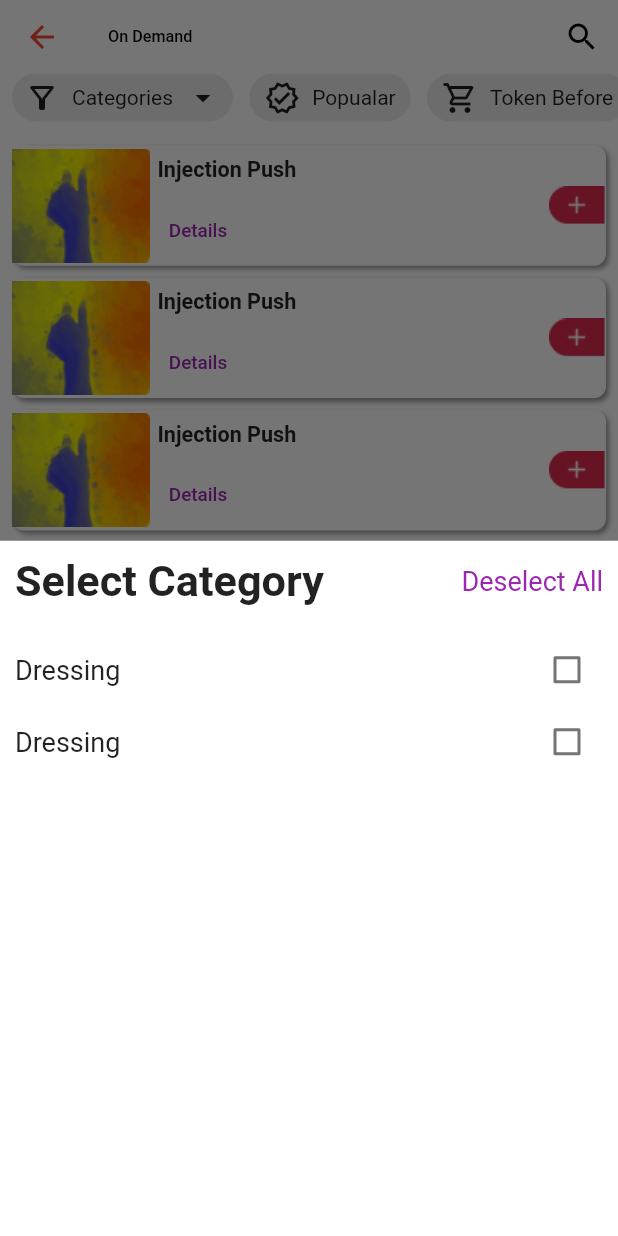
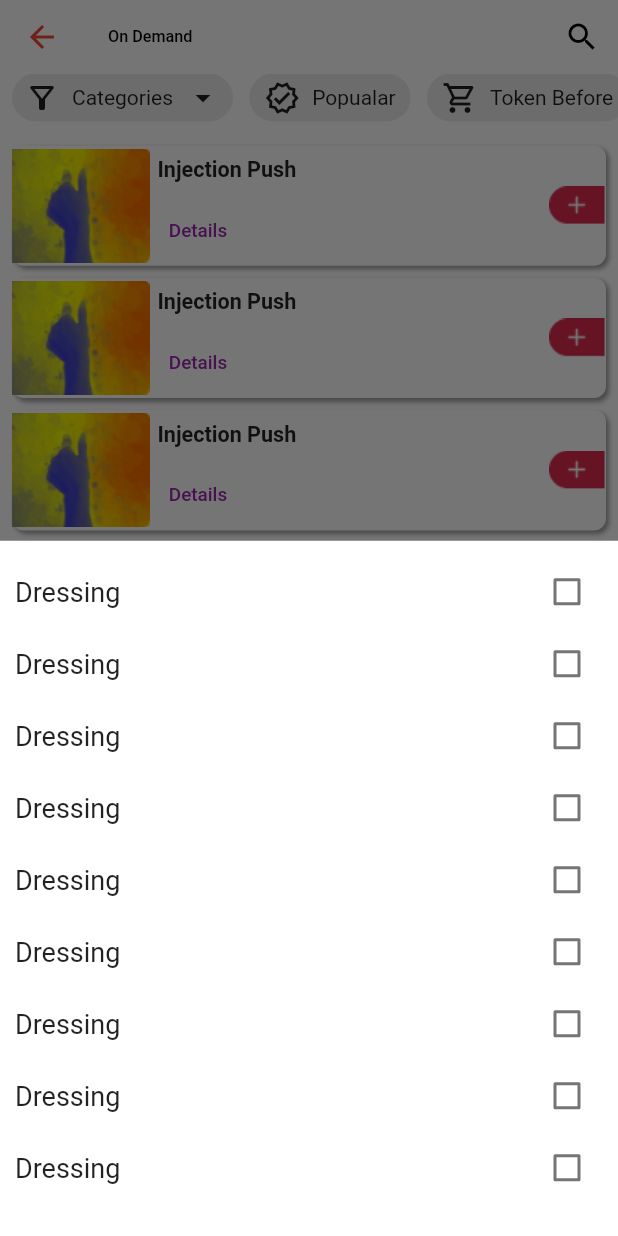
Before and after one commit to spontbd/Take_Care_User, a Flutter app: the screen it shows after launch, after a tap on "Categories", on a phone screen of 412 x 824 dp. Run offline on Flutter 3.47's test engine with Material 2 defaults, Android fonts, the phone set to English and light mode, and no system bars; our stand-ins replace buttons_tabbar, firebase_core, firebase_messaging, flutter_local_notifications, flutter_spinkit, fluttertoast and 5 more; missing offline and left inert: cupertino_radio_choice, firebase_core_web, firebase_messaging_web, flutter_device_type, image_picker_for_web, shared_preferences_web; accounts and stored records are empty.

Commit message:
listView

```diff
--- a/lib/pages/On Demand/on_demand_page.dart
+++ b/lib/pages/On Demand/on_demand_page.dart
@@ -857,19 +857,20 @@ class _OnDemandPageState extends State<OnDemandPage> {
             color: Colors.white,
             child: Padding(
               padding: const EdgeInsets.all(10.0),
-              child: Column(
+              child:
 
-                children: [
-              Row(
+/*Row(
                     crossAxisAlignment: CrossAxisAlignment.center,
                     mainAxisAlignment: MainAxisAlignment.spaceBetween,
                     children: [
                       Text("Select Category",style: TextStyle(fontSize: dynamicSize(0.08),fontWeight: FontWeight.bold),),
                       Text("Deselect All",style: TextStyle(fontSize: dynamicSize(0.05),color: Colors.purple),),
                     ],
-              ),
-SizedBox(height: dynamicSize(0.05),),
-Row(
+                  ),*/
+
+
+                  ListView(
+                    children: List.generate(50, (index) => Row(
                       crossAxisAlignment: CrossAxisAlignment.center,
                       mainAxisAlignment: MainAxisAlignment.spaceBetween,
                       children: [
@@ -877,18 +878,9 @@ Row(
                         CheckBox(),
                       ],
                     ),
-Row(
-  crossAxisAlignment: CrossAxisAlignment.center,
-  mainAxisAlignment: MainAxisAlignment.spaceBetween,
-  children: [
-        Text("Dressing",style: TextStyle(fontSize: dynamicSize(0.05)),),
-    CheckBox(),
-  ],
+                    ),
                   ),
 
-
-                ],
-              ),
             ),
           );
         });
--- a/lib/pages/home_page.dart
+++ b/lib/pages/home_page.dart
@@ -130,10 +130,6 @@ class _HomePageState extends State<HomePage> {
                                   bottom: size.width * .008,
                                   right: -size.width * .02,
                                   child: ElevatedButton(
-
-
-
-
 
                                     onPressed: () {},
                                     child: Icon(Icons.chevron_right,
```
Also changed, not shown: 2 other files. Lines whose indentation alone changed are shown as unchanged.
